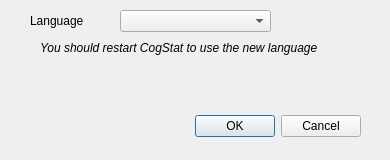
The window that cogstat/ui/preferences.ui (cogstat/cogstat) describes before a commit, drawn with Qt 5.
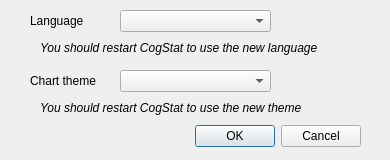
The same window after the commit.

Commit message: set chart themes from Preferences

What changed in the file:
```diff
--- a/cogstat/ui/preferences.ui
+++ b/cogstat/ui/preferences.ui
@@ -17,7 +17,7 @@
    <property name="geometry">
     <rect>
      <x>20</x>
-     <y>110</y>
+     <y>120</y>
      <width>341</width>
      <height>32</height>
     </rect>
@@ -70,6 +70,47 @@
     <string>You should restart CogStat to use the new language</string>
    </property>
   </widget>
+  <widget class="QComboBox" name="themeComboBox">
+   <property name="geometry">
+    <rect>
+     <x>120</x>
+     <y>70</y>
+     <width>151</width>
+     <height>22</height>
+    </rect>
+   </property>
+  </widget>
+  <widget class="QLabel" name="label_3">
+   <property name="geometry">
+    <rect>
+     <x>30</x>
+     <y>70</y>
+     <width>91</width>
+     <height>21</height>
+    </rect>
+   </property>
+   <property name="text">
+    <string>Chart theme</string>
+   </property>
+  </widget>
+  <widget class="QLabel" name="label_4">
+   <property name="geometry">
+    <rect>
+     <x>40</x>
+     <y>100</y>
+     <width>321</width>
+     <height>16</height>
+    </rect>
+   </property>
+   <property name="font">
+    <font>
+     <italic>true</italic>
+    </font>
+   </property>
+   <property name="text">
+    <string>You should restart CogStat to use the new theme</string>
+   </property>
+  </widget>
  </widget>
  <resources/>
  <connections>
```
The commit also changes 6 other files.
